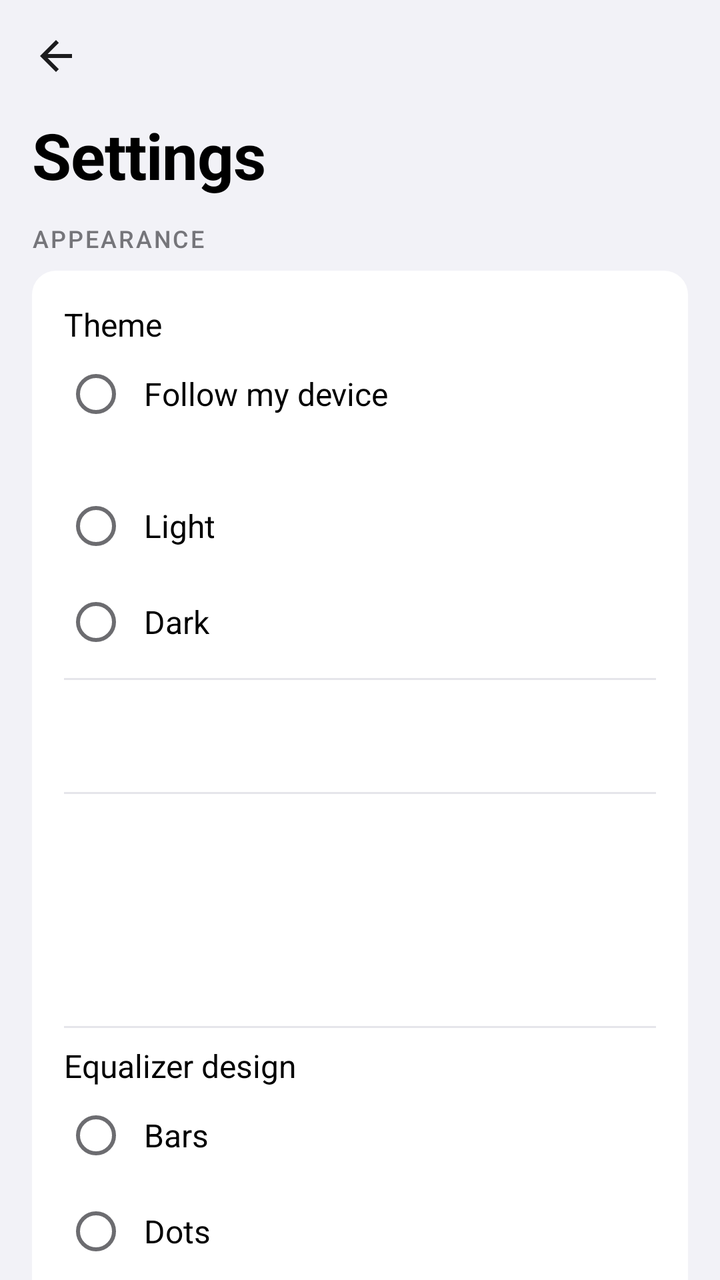
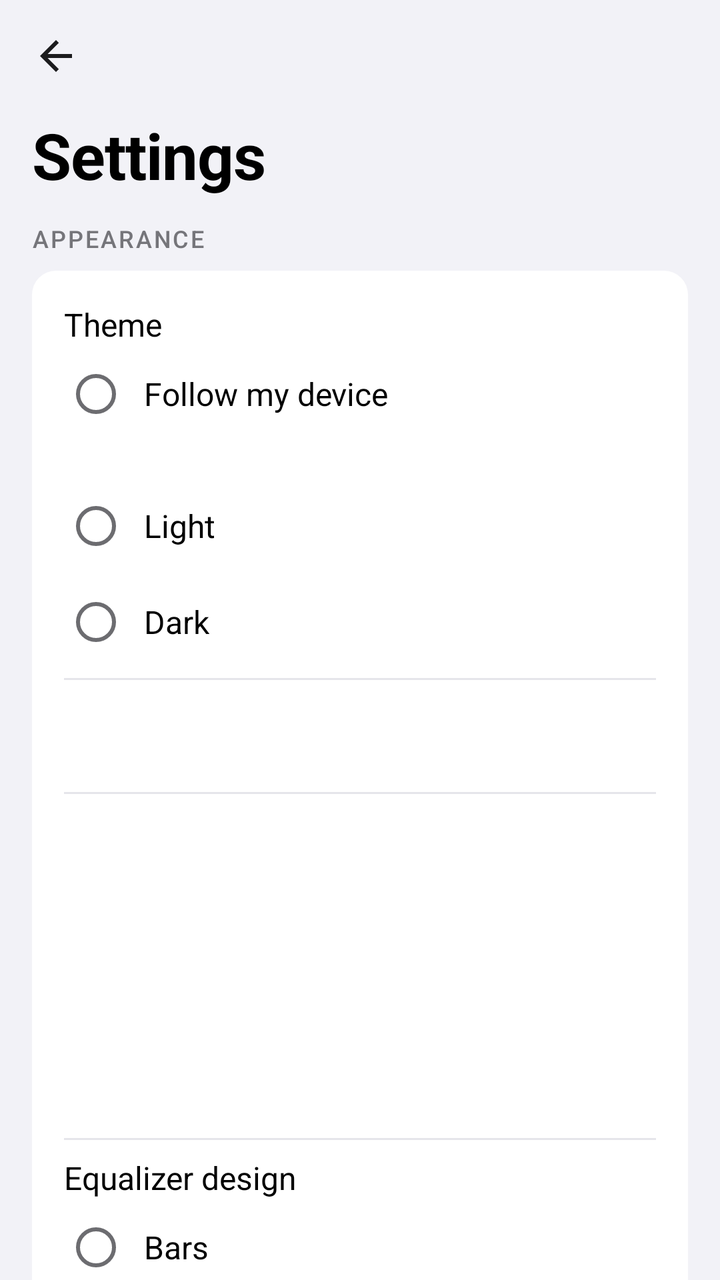

Two renders of the same Android screen: before a commit and after it. Below are the layout's source before the change and the commit's diff.
<!-- AndroidManifest.xml: application theme AppTheme -->
<!-- res/layout/activity_settings.xml -->
<?xml version="1.0" encoding="utf-8"?>
<LinearLayout xmlns:android="http://schemas.android.com/apk/res/android"
    xmlns:tools="http://schemas.android.com/tools"
    tools:ignore="Overdraw"
    android:layout_width="match_parent"
    android:layout_height="match_parent"
    android:background="@color/grouped_bg"
    android:orientation="vertical"
    android:tag="glass:clear">

    <LinearLayout
        style="@style/TopBar"
        android:paddingStart="4dp"
        android:paddingEnd="4dp">

        <ImageButton
            android:id="@+id/btn_back"
            style="@style/IconButton"
            android:contentDescription="@string/cd_back"
            android:src="@drawable/ic_arrow_back" />
    </LinearLayout>

    <TextView
        style="@style/LargeTitle"
        android:layout_marginStart="@dimen/gutter"
        android:layout_marginBottom="4dp"
        android:text="@string/settings_title" />

    <ScrollView
        android:id="@+id/settings_scroll"
        android:layout_width="match_parent"
        android:layout_height="0dp"
        android:layout_weight="1"
        android:scrollbars="none">

        <LinearLayout
            android:layout_width="match_parent"
            android:layout_height="wrap_content"
            android:orientation="vertical"
            android:paddingStart="@dimen/gutter"
            android:paddingTop="8dp"
            android:paddingEnd="@dimen/gutter"
            android:paddingBottom="32dp">

            <TextView
                style="@style/SectionLabel"
                android:text="@string/set_appearance" />

            <LinearLayout
                style="@style/SettingsCard"
                android:tag="glass:card">

                <TextView
                    style="@style/SettingTitle"
                    android:paddingTop="8dp"
                    android:text="@string/set_theme" />

                <RadioGroup
                    android:id="@+id/theme_group"
                    android:layout_width="match_parent"
                    android:layout_height="wrap_content"
                    android:orientation="vertical">

                    <RadioButton
                        android:id="@+id/theme_system"
                        style="@style/SettingRadio"
                        android:text="@string/theme_system" />

                    <TextView
                        android:id="@+id/theme_system_now"
                        style="@style/SettingSub"
                        android:layout_marginTop="-6dp"
                        android:paddingStart="40dp"
                        android:paddingEnd="8dp"
                        android:paddingBottom="6dp" />

                    <RadioButton
                        android:id="@+id/theme_light"
                        style="@style/SettingRadio"
                        android:text="@string/theme_light" />

                    <RadioButton
                        android:id="@+id/theme_dark"
                        style="@style/SettingRadio"
                        android:text="@string/theme_dark" />
                </RadioGroup>

                <View
                    android:layout_width="match_parent"
                    android:layout_height="1dp"
                    android:layout_marginTop="4dp"
                    android:background="@color/divider" />

                <include
                    android:id="@+id/row_glass"
                    layout="@layout/row_setting" />

                <View
                    android:layout_width="match_parent"
                    android:layout_height="1dp"
                    android:background="@color/divider" />

                <include
                    android:id="@+id/row_bars"
                    layout="@layout/row_setting" />

                <include
                    android:id="@+id/row_cover_tap"
                    layout="@layout/row_setting" />

                <View
                    android:layout_width="match_parent"
                    android:layout_height="1dp"
                    android:layout_marginTop="4dp"
                    android:background="@color/divider" />

                <TextView
                    style="@style/SettingTitle"
                    android:paddingTop="8dp"
                    android:text="@string/set_bar_style" />

                <RadioGroup
                    android:id="@+id/bar_style_group"
                    android:layout_width="match_parent"
                    android:layout_height="wrap_content"
                    android:orientation="vertical">

                    <RadioButton
                        android:id="@+id/bar_style_bars"
                        style="@style/SettingRadio"
                        android:text="@string/bar_style_bars" />

                    <RadioButton
                        android:id="@+id/bar_style_dots"
                        style="@style/SettingRadio"
                        android:text="@string/bar_style_dots" />

                    <RadioButton
                        android:id="@+id/bar_style_mirror"
                        style="@style/SettingRadio"
                        android:text="@string/bar_style_mirror" />

                    <RadioButton
                        android:id="@+id/bar_style_wave"
                        style="@style/SettingRadio"
                        android:text="@string/bar_style_wave" />
                </RadioGroup>
            </LinearLayout>

            <TextView
                style="@style/SectionLabel"
                android:text="@string/set_background" />

            <LinearLayout
                style="@style/SettingsCard"
                android:tag="glass:card">

                <TextView
                    style="@style/SettingSub"
                    android:paddingTop="8dp"
                    android:text="@string/set_bg_note" />

                <RadioGroup
                    android:id="@+id/bg_group"
                    android:layout_width="match_parent"
                    android:layout_height="wrap_content"
                    android:orientation="vertical">

                    <RadioButton
                        android:id="@+id/bg_plain"
                        style="@style/SettingRadio"
                        android:text="@string/set_bg_plain" />

                    <TextView
                        style="@style/SettingSub"
                        android:layout_marginTop="-6dp"
                        android:paddingStart="40dp"
                        android:paddingEnd="8dp"
                        android:paddingBottom="6dp"
                        android:text="@string/set_bg_plain_sub" />

                    <RadioButton
                        android:id="@+id/bg_cover"
                        style="@style/SettingRadio"
                        android:text="@string/set_bg_cover" />

                    <TextView
                        style="@style/SettingSub"
                        android:layout_marginTop="-6dp"
                        android:paddingStart="40dp"
                        android:paddingEnd="8dp"
                        android:paddingBottom="6dp"
                        android:text="@string/set_bg_cover_sub" />

                    <RadioButton
                        android:id="@+id/bg_picture"
                        style="@style/SettingRadio"
                        android:text="@string/set_bg_picture" />

                    <TextView
                        android:id="@+id/bg_picture_sub"
                        style="@style/SettingSub"
                        android:layout_marginTop="-6dp"
                        android:paddingStart="40dp"
                        android:paddingEnd="8dp"
                        android:paddingBottom="6dp" />

                    <RadioButton
                        android:id="@+id/bg_wallpaper"
                        style="@style/SettingRadio"
                        android:text="@string/set_bg_wallpaper" />

                    <TextView
                        android:id="@+id/bg_wallpaper_sub"
                        style="@style/SettingSub"
                        android:layout_marginTop="-6dp"
                        android:paddingStart="40dp"
                        android:paddingEnd="8dp"
                        android:paddingBottom="6dp" />
                </RadioGroup>

                <LinearLayout
                    android:layout_width="match_parent"
                    android:layout_height="wrap_content"
                    android:orientation="horizontal"
                    android:paddingTop="4dp"
                    android:paddingBottom="8dp">

                    <TextView
                        android:id="@+id/bg_pick"
                        style="@style/PillSmall"
                        android:clickable="true"
                        android:focusable="true" />

                    <TextView
                        android:id="@+id/bg_wallpaper_update"
                        style="@style/PillSmall"
                        android:layout_marginStart="10dp"
                        android:clickable="true"
                        android:focusable="true"
                        android:text="@string/set_bg_update" />
                </LinearLayout>
            </LinearLayout>

            <TextView
                style="@style/SectionLabel"
                android:text="@string/set_library" />

            <LinearLayout
                style="@style/SettingsCard"
                android:tag="glass:card">

                <include
                    android:id="@+id/row_show_all"
                    layout="@layout/row_setting" />

                <View
                    android:layout_width="match_parent"
                    android:layout_height="1dp"
                    android:background="@color/divider" />

                <include
                    android:id="@+id/row_scan"
                    layout="@layout/row_setting" />
            </LinearLayout>

            <TextView
                style="@style/SectionLabel"
                android:text="@string/set_updates" />

            <LinearLayout
                style="@style/SettingsCard"
                android:tag="glass:card">

                <include
                    android:id="@+id/row_version"
                    layout="@layout/row_setting" />

                <TextView
                    android:id="@+id/upd_notes_title"
                    style="@style/SectionLabel"
                    android:layout_marginTop="8dp"
                    android:text="@string/upd_notes"
                    android:visibility="gone" />

                <TextView
                    android:id="@+id/upd_notes"
                    android:layout_width="match_parent"
                    android:layout_height="wrap_content"
                    android:layout_marginTop="4dp"
                    android:ellipsize="end"
                    android:maxLines="10"
                    android:textColor="@color/text_secondary"
                    android:textSize="14sp"
                    android:visibility="gone" />

                <ProgressBar
                    android:id="@+id/upd_progress"
                    style="?android:attr/progressBarStyleHorizontal"
                    android:layout_width="match_parent"
                    android:layout_height="6dp"
                    android:layout_marginTop="14dp"
                    android:max="100"
                    android:progressDrawable="@drawable/seek_progress"
                    android:visibility="gone" />

                <TextView
                    android:id="@+id/upd_hint"
                    android:layout_width="match_parent"
                    android:layout_height="wrap_content"
                    android:layout_marginTop="10dp"
                    android:textColor="@color/text_secondary"
                    android:textSize="14sp"
                    android:visibility="gone" />

                <LinearLayout
                    android:layout_width="match_parent"
                    android:layout_height="wrap_content"
                    android:layout_marginTop="14dp"
                    android:layout_marginBottom="6dp"
                    android:orientation="horizontal">

                    <TextView
                        android:id="@+id/upd_action"
                        style="@style/PillAccent"
                        android:clickable="true"
                        android:focusable="true" />

                    <TextView
                        android:id="@+id/upd_secondary"
                        style="@style/PillOutline"
                        android:layout_marginStart="10dp"
                        android:clickable="true"
                        android:focusable="true"
                        android:visibility="gone" />
                </LinearLayout>

                <View
                    android:layout_width="match_parent"
                    android:layout_height="1dp"
                    android:background="@color/divider" />

                <include
                    android:id="@+id/row_auto"
                    layout="@layout/row_setting" />
            </LinearLayout>

            <TextView
                style="@style/SectionLabel"
                android:text="@string/set_about" />

            <LinearLayout
                style="@style/SettingsCard"
                android:tag="glass:card">

                <TextView
                    android:id="@+id/about_text"
                    style="@style/SettingSub"
                    android:layout_marginTop="12dp"
                    android:lineSpacingMultiplier="1.1"
                    android:textSize="14sp" />

                <TextView
                    android:id="@+id/about_source"
                    style="@style/BannerAction"
                    android:layout_marginStart="-14dp"
                    android:layout_marginBottom="4dp"
                    android:text="@string/set_source"
                    android:textAllCaps="false" />
            </LinearLayout>
        </LinearLayout>
    </ScrollView>
</LinearLayout>
<!-- res/layout/row_setting.xml (included above) -->
<?xml version="1.0" encoding="utf-8"?>
<LinearLayout xmlns:android="http://schemas.android.com/apk/res/android"
    xmlns:tools="http://schemas.android.com/tools"
    android:layout_width="match_parent"
    android:layout_height="wrap_content"
    android:background="?android:attr/selectableItemBackground"
    android:gravity="center_vertical"
    android:minHeight="56dp"
    android:orientation="horizontal"
    tools:ignore="Overdraw">

    <LinearLayout
        android:layout_width="0dp"
        android:layout_height="wrap_content"
        android:layout_weight="1"
        android:orientation="vertical"
        android:paddingTop="8dp"
        android:paddingBottom="8dp">

        <TextView
            android:id="@+id/set_title"
            style="@style/SettingTitle" />

        <TextView
            android:id="@+id/set_sub"
            style="@style/SettingSub"
            android:visibility="gone" />
    </LinearLayout>

    <Switch
        android:id="@+id/set_switch"
        android:layout_width="wrap_content"
        android:layout_height="wrap_content"
        android:layout_marginStart="12dp"
        android:importantForAccessibility="no"
        android:visibility="gone" />
</LinearLayout>
<!-- resources referenced by this layout -->
<resources>
  <color name="divider">#38383A</color>
  <color name="grouped_bg">#000000</color>
  <color name="text_secondary">#A1A1A6</color>
  <dimen name="gutter">16dp</dimen>
  <string name="bar_style_bars">Bars</string>
  <string name="bar_style_dots">Dots</string>
  <string name="bar_style_mirror">Mirror</string>
  <string name="bar_style_wave">Wave</string>
  <string name="cd_back">Back</string>
  <string name="set_about">About</string>
  <string name="set_appearance">Appearance</string>
  <string name="set_background">Liquid glass background</string>
  <string name="set_bar_style">Equalizer design</string>
  <string name="set_bg_cover">Cover art</string>
  <string name="set_bg_cover_sub">A soft blur of the song that is playing.</string>
  <string name="set_bg_note">What shows behind the glass panels when Liquid glass is on.</string>
  <string name="set_bg_picture">My picture</string>
  <string name="set_bg_plain">White or black</string>
  <string name="set_bg_plain_sub">A clean page that follows your theme.</string>
  <string name="set_bg_update">Update from wallpaper</string>
  <string name="set_bg_wallpaper">Device wallpaper</string>
  <string name="set_library">Library</string>
  <string name="set_source">Source code and releases on GitHub</string>
  <string name="set_theme">Theme</string>
  <string name="set_updates">Updates</string>
  <string name="settings_title">Settings</string>
  <string name="theme_dark">Dark</string>
  <string name="theme_light">Light</string>
  <string name="theme_system">Follow my device</string>
  <string name="upd_notes">What\'s new</string>
  <style name="PillAccent" parent="Pill">
          <item name="android:background">@drawable/bg_pill_accent</item>
          <item name="android:textColor">@color/on_accent</item>
          <item name="android:drawableTint">@color/on_accent</item>
      </style>
  <style name="PillOutline" parent="Pill">
          <item name="android:background">@drawable/bg_pill_outline</item>
          <item name="android:textColor">@color/text_primary</item>
          <item name="android:drawableTint">@color/text_primary</item>
      </style>
  <style name="SettingSub">
          <item name="android:layout_width">match_parent</item>
          <item name="android:layout_height">wrap_content</item>
          <item name="android:layout_marginTop">2dp</item>
          <item name="android:textColor">@color/text_secondary</item>
          <item name="android:textSize">13sp</item>
      </style>
  <style name="SettingTitle">
          <item name="android:layout_width">match_parent</item>
          <item name="android:layout_height">wrap_content</item>
          <item name="android:textColor">@color/text_primary</item>
          <item name="android:textSize">16sp</item>
      </style>
  <color name="eq_track">#3A3A3C</color>
  <color name="icon_dim">#8E8E93</color>
  <color name="accent_text">#FF453A</color>
  <dimen name="icon_btn">48dp</dimen>
  <color name="icon">#FFFFFF</color>
  <color name="text_primary">#FFFFFF</color>
  <dimen name="text_large_title">32sp</dimen>
  <color name="on_accent">#FFFFFF</color>
  <color name="text_tertiary">#8E8E93</color>
  <!-- drawable bg_card (drawable) -->
  <?xml version="1.0" encoding="utf-8"?>
  <shape xmlns:android="http://schemas.android.com/apk/res/android"
      android:shape="rectangle">
      <solid android:color="@color/grouped_card" />
      <corners android:radius="12dp" />
  </shape>
  <dimen name="topbar_height">56dp</dimen>
  <color name="surface">#1C1C1E</color>
  <color name="bg">#000000</color>
  <color name="ripple">#33FFFFFF</color>
  <style name="AppPopup" parent="android:Widget.Material.PopupMenu">
          <item name="android:popupBackground">@color/surface_raised</item>
      </style>
  <dimen name="pill_height">44dp</dimen>
  <color name="accent">#E5202B</color>
  <color name="outline">#48484A</color>
  <color name="surface_raised">#2C2C2E</color>
  <color name="grouped_card">#1C1C1E</color>
  <!-- unchanged entries left out for length: 19 -->
</resources>

<!-- the commit's change to res/layout/activity_settings.xml (unified diff, before → after) -->
@@ -101,7 +101,11 @@
                     android:background="@color/divider" />
 
                 <include
-                    android:id="@+id/row_bars"
+                    android:id="@+id/row_vibrate"
+                    layout="@layout/row_setting" />
+
+                <include
+                    android:id="@+id/row_vibrate_playing"
                     layout="@layout/row_setting" />
 
                 <include
